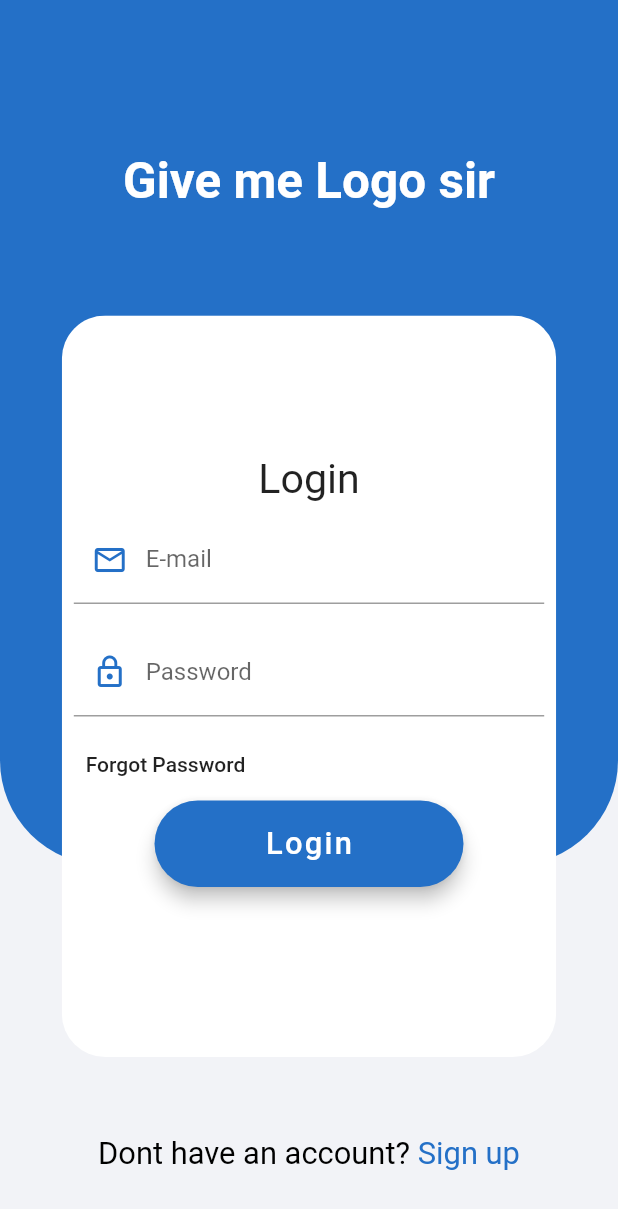
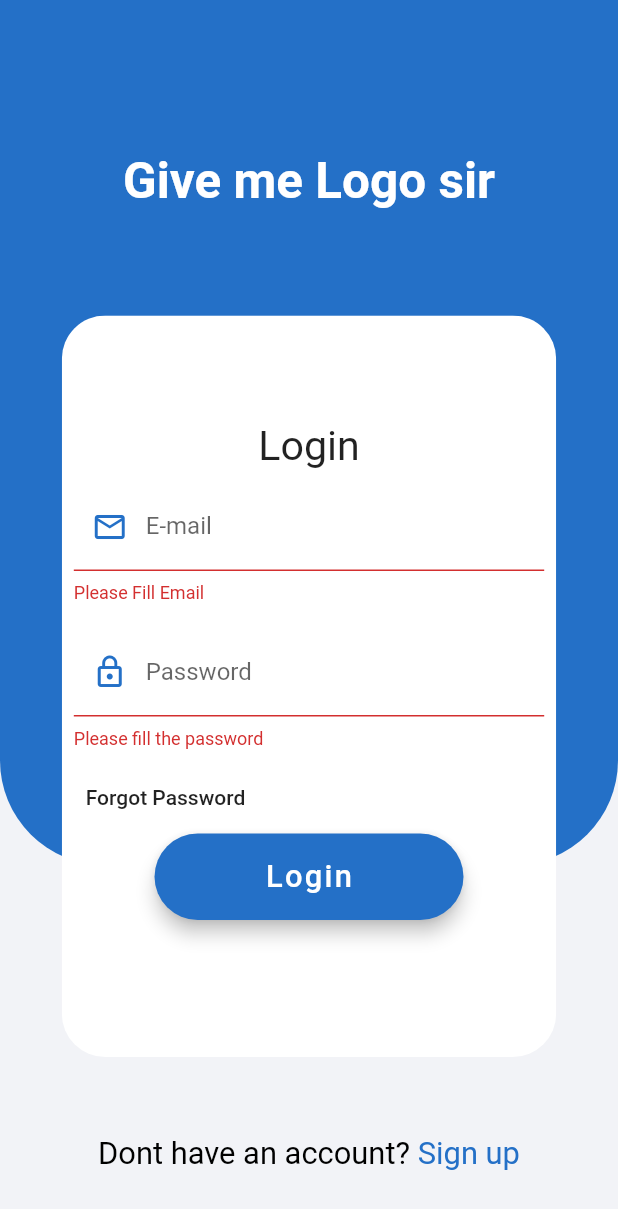
Before and after one commit to jamessarona/flutter-firebase-profiling-system, a Flutter app: the screen it shows after launch, after a tap on "Login", on a phone screen of 412 x 824 dp. Shown: the top 1209 px of the screen. Run offline on Flutter 3.47's test engine with Material 2 defaults, Android fonts, the light colour scheme and no system bars; our stand-ins replace firebase_auth, firebase_core, font_awesome_flutter; accounts and stored records are empty.

Commit message:
User Authentication is Done and Landing Screen

```diff
--- a/lib/main.dart
+++ b/lib/main.dart
@@ -1,11 +1,15 @@
+import 'package:firebase_core/firebase_core.dart';
 import 'package:flutter/material.dart';
-import 'package:tanod_apprehension/screens/loginScreen.dart';
+import 'package:tanod_apprehension/net/authenticationService.dart';
+import 'package:tanod_apprehension/root_page.dart';
 
-void main() {
-  runApp(MyApp());
+void main() async {
+  WidgetsFlutterBinding.ensureInitialized();
+  await Firebase.initializeApp();
+  runApp(TanodMain());
 }
 
-class MyApp extends StatelessWidget {
+class TanodMain extends StatelessWidget {
   // This widget is the root of your application.
   @override
   Widget build(BuildContext context) {
@@ -14,7 +18,9 @@ class MyApp extends StatelessWidget {
       theme: ThemeData(
         primarySwatch: Colors.blue,
       ),
-      home: LoginScreen(),
+      home: Root(
+        auth: new FireBaseAuth(),
+      ),
     );
   }
 }
--- /dev/null
+++ b/lib/net/authenticationService.dart
@@ -0,0 +1,29 @@
+import 'package:firebase_auth/firebase_auth.dart';
+
+abstract class BaseAuth {
+  Future<String> signInWithEmailAndPassword(String email, String password);
+  Future<String> currentUser();
+  Future<void> signOut();
+}
+
+class FireBaseAuth implements BaseAuth {
+  final FirebaseAuth _firebaseAuth = FirebaseAuth.instance;
+
+  Future<String> signInWithEmailAndPassword(
+      String email, String password) async {
+    User? user = (await _firebaseAuth.signInWithEmailAndPassword(
+            email: email, password: password))
+        .user;
+
+    return user!.uid;
+  }
+
+  Future<String> currentUser() async {
+    User? user = _firebaseAuth.currentUser;
+    return user!.uid;
+  }
+
+  Future<void> signOut() async {
+    return await _firebaseAuth.signOut();
+  }
+}
--- /dev/null
+++ b/lib/root_page.dart
@@ -0,0 +1,59 @@
+import 'package:flutter/material.dart';
+import 'package:tanod_apprehension/net/authenticationService.dart';
+import 'package:tanod_apprehension/screens/loginScreen.dart';
+import 'package:tanod_apprehension/screens/mainScreen.dart';
+
+class Root extends StatefulWidget {
+  final BaseAuth auth;
+  Root({required this.auth});
+  @override
+  _RootState createState() => _RootState();
+}
+
+enum AuthSatus { notSignedIn, signedIn }
+
+class _RootState extends State<Root> {
+  AuthSatus _authSatus = AuthSatus.notSignedIn;
+
+  //check the current status of the user on start of the app
+  //called before statefull widget
+  initState() {
+    super.initState();
+    widget.auth.currentUser().then((userId) {
+      setState(() {
+        _authSatus =
+            // ignore: unnecessary_null_comparison
+            userId == null ? AuthSatus.notSignedIn : AuthSatus.signedIn;
+      });
+    });
+  }
+
+  void _signedIn() {
+    setState(() {
+      _authSatus = AuthSatus.signedIn;
+    });
+  }
+
+  void _signedOut() {
+    setState(() {
+      _authSatus = AuthSatus.notSignedIn;
+    });
+  }
+
+  @override
+  // ignore: missing_return
+  Widget build(BuildContext context) {
+    switch (_authSatus) {
+      case AuthSatus.notSignedIn:
+        return new LoginScreen(
+          auth: widget.auth,
+          onSignIn: _signedIn,
+        );
+      case AuthSatus.signedIn:
+        return new MainScreen(
+          auth: widget.auth,
+          onSignOut: _signedOut,
+        );
+    }
+  }
+}
--- a/lib/screens/loginScreen.dart
+++ b/lib/screens/loginScreen.dart
@@ -1,8 +1,12 @@
+import 'package:firebase_auth/firebase_auth.dart';
 import 'package:flutter/material.dart';
+import 'package:tanod_apprehension/net/authenticationService.dart';
 import 'package:tanod_apprehension/shared/constants.dart';
 
 class LoginScreen extends StatefulWidget {
-  const LoginScreen({Key? key}) : super(key: key);
+  final VoidCallback onSignIn;
+  final BaseAuth auth;
+  const LoginScreen({required this.auth, required this.onSignIn});
 
   @override
   _LoginScreenState createState() => _LoginScreenState();
@@ -16,6 +20,42 @@ final GlobalKey<FormState> _formKey = GlobalKey<FormState>();
 
 class _LoginScreenState extends State<LoginScreen> {
   late Size screenSize;
+
+  void validation() async {
+    String userId;
+    if (_formKey.currentState!.validate()) {
+      setState(() {
+        //   _isLoading = true;
+      });
+      try {
+        setState(() {
+          //   authIsNotValid = false;
+        });
+        userId = await widget.auth.signInWithEmailAndPassword(email, password);
+        // ignore: unnecessary_null_comparison
+        if (userId != null) {
+          widget.onSignIn();
+        }
+        //widget.onSignIn();
+      } on FirebaseAuthException catch (e) {
+        print(e.code);
+        if (e.code == 'wrong-password') {
+          setState(() {
+            //   errorOnLogIn = 'Password is incorrect!';
+            //   authIsNotValid = true;
+          });
+        } else {
+          setState(() {
+            //   errorOnLogIn = 'Email does not exist!';
+            //   authIsNotValid = true;
+          });
+        }
+      }
+      setState(() {
+        //  _isLoading = false;
+      });
+    }
+  }
 
   Widget _buildLogo() {
     return Row(
@@ -49,13 +89,13 @@ class _LoginScreenState extends State<LoginScreen> {
             decoration: BoxDecoration(
               color: Colors.white,
             ),
+            child: Form(
+              key: _formKey,
               child: Column(
                 mainAxisAlignment: MainAxisAlignment.center,
                 crossAxisAlignment: CrossAxisAlignment.center,
                 children: [
-                Form(
-                  key: _formKey,
-                  child: Row(
+                  Row(
                     mainAxisAlignment: MainAxisAlignment.center,
                     children: [
                       Text(
@@ -64,12 +104,12 @@ class _LoginScreenState extends State<LoginScreen> {
                       ),
                     ],
                   ),
-                ),
                   _buildEmailRow(),
                   _buildPasswordRow(),
                   _buildForgetPasswordButton(),
                   _buildLoginButton()
                 ],
+              ),
             ),
           ),
         ),
@@ -83,11 +123,10 @@ class _LoginScreenState extends State<LoginScreen> {
       child: TextFormField(
         keyboardType: TextInputType.emailAddress,
         validator: (value) {
-          if (value == '') {
+          if (value == '')
             return 'Please Fill Email';
-          } else if (!RegExp(regEx).hasMatch(value!)) {
-            return 'Invalid Email';
-          }
+          else if (!RegExp(regEx).hasMatch(value!)) return 'Invalid Email';
+
           return null;
         },
         onChanged: (value) {
@@ -98,7 +137,7 @@ class _LoginScreenState extends State<LoginScreen> {
         decoration: InputDecoration(
           prefixIcon: Icon(
             Icons.email_outlined,
-            color: mainColor,
+            color: customColor,
           ),
           labelText: "E-mail",
         ),
@@ -112,6 +151,11 @@ class _LoginScreenState extends State<LoginScreen> {
       child: TextFormField(
         keyboardType: TextInputType.text,
         obscureText: isobscureText,
+        validator: (value) {
+          if (value == "") return "Please fill the password";
+
+          return null;
+        },
         onChanged: (value) {
           setState(() {
             password = value;
@@ -126,7 +170,7 @@ class _LoginScreenState extends State<LoginScreen> {
             },
             child: Icon(
               isobscureText == true ? Icons.lock_outline : Icons.lock_open,
-              color: mainColor,
+              color: customColor,
             ),
           ),
           labelText: "Password",
@@ -158,12 +202,11 @@ class _LoginScreenState extends State<LoginScreen> {
           margin: EdgeInsets.only(bottom: 20),
           child: RaisedButton(
             elevation: 5.0,
-            color: mainColor,
+            color: customColor,
             shape: RoundedRectangleBorder(
                 borderRadius: BorderRadius.circular(30.0)),
             onPressed: () {
-              print(email);
-              print(password);
+              validation();
             },
             child: Text(
               "Login",
@@ -201,7 +244,7 @@ class _LoginScreenState extends State<LoginScreen> {
                   TextSpan(
                     text: "Sign up",
                     style: TextStyle(
-                      color: mainColor,
+                      color: customColor,
                       fontSize: screenSize.height / 40,
                       fontWeight: FontWeight.w400,
                     ),
@@ -229,7 +272,7 @@ class _LoginScreenState extends State<LoginScreen> {
             width: screenSize.width,
             child: Container(
               decoration: BoxDecoration(
-                color: mainColor,
+                color: customColor,
                 borderRadius: BorderRadius.only(
                   bottomLeft: const Radius.circular(70),
                   bottomRight: const Radius.circular(70),
--- a/lib/shared/constants.dart
+++ b/lib/shared/constants.dart
@@ -1,3 +1,6 @@
 import 'package:flutter/material.dart';
 
-const mainColor = Color(0xff2470c7);
+const MaterialColor customColor = MaterialColor(0xff2470c7, <int, Color>{
+  10: Color(0xfffed23e), //custom Orange
+  20: Color(0xffeff0f5), //custom Grey for background
+});
```
Also changed, not shown: lib/screens/mainScreen.dart (+105 -2 lines), lib/screens/statisticsScreen.dart (added, +15 -0 lines), lib/shared/drawer.dart (added, +90 -0 lines), pubspec.yaml (+7 -16 lines), pubspec.lock, 4 other files. Lines whose indentation alone changed are shown as unchanged.
